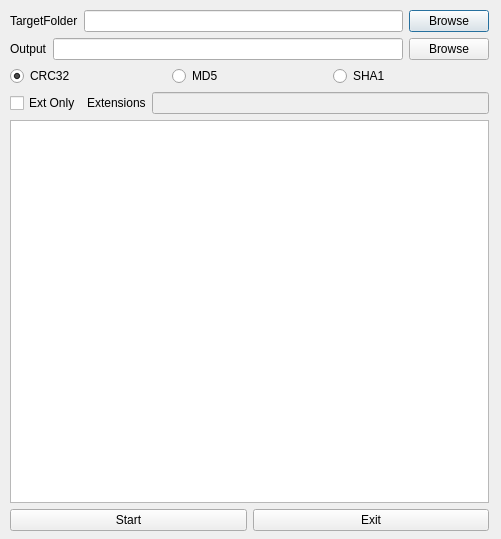
Old version of the form qt4/MainDlg.ui in the repository ppiazi/FilesInfoReader.
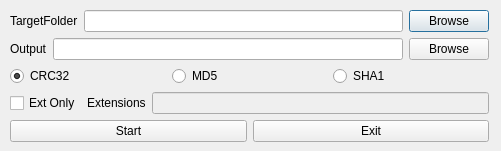
New version of the form.

Commit message: GUI 관련 파일 추가.

Patch:
```diff
--- a/qt4/MainDlg.ui
+++ b/qt4/MainDlg.ui
@@ -7,7 +7,7 @@
     <x>0</x>
     <y>0</y>
     <width>501</width>
-    <height>539</height>
+    <height>151</height>
    </rect>
   </property>
   <property name="windowTitle">
@@ -19,7 +19,7 @@
      <x>10</x>
      <y>10</y>
      <width>479</width>
-     <height>521</height>
+     <height>141</height>
     </rect>
    </property>
    <layout class="QVBoxLayout" name="verticalLayout">
@@ -128,17 +128,6 @@
       </item>
      </layout>
     </item>
-    <item>
-     <widget class="QTextBrowser" name="TextOutput">
-      <property name="html">
-       <string>&lt;!DOCTYPE HTML PUBLIC &quot;-//W3C//DTD HTML 4.0//EN&quot; &quot;http://www.w3.org/TR/REC-html40/strict.dtd&quot;&gt;
-&lt;html&gt;&lt;head&gt;&lt;meta name=&quot;qrichtext&quot; content=&quot;1&quot; /&gt;&lt;style type=&quot;text/css&quot;&gt;
-p, li { white-space: pre-wrap; }
-&lt;/style&gt;&lt;/head&gt;&lt;body style=&quot; font-family:'Gulim'; font-size:9pt; font-weight:400; font-style:normal;&quot;&gt;
-&lt;p style=&quot;-qt-paragraph-type:empty; margin-top:0px; margin-bottom:0px; margin-left:0px; margin-right:0px; -qt-block-indent:0; text-indent:0px;&quot;&gt;&lt;br /&gt;&lt;/p&gt;&lt;/body&gt;&lt;/html&gt;</string>
-      </property>
-     </widget>
-    </item>
     <item>
      <layout class="QHBoxLayout" name="LayoutStartExitButton">
       <item>
```
The commit also changes 1 other file.
